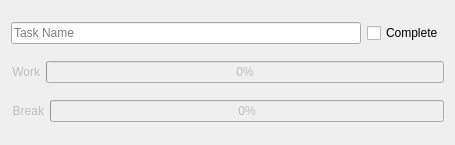
The window that task.ui (HousedHorse/pomodoro) describes before a commit, drawn with Qt 5.
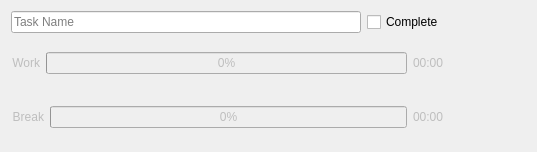
The same window after the commit.

What changed in the file:
```diff
--- a/task.ui
+++ b/task.ui
@@ -6,8 +6,8 @@
    <rect>
     <x>0</x>
     <y>0</y>
-    <width>352</width>
-    <height>145</height>
+    <width>537</width>
+    <height>152</height>
    </rect>
   </property>
   <property name="windowTitle">
@@ -57,6 +57,22 @@
        </property>
       </widget>
      </item>
+     <item>
+      <widget class="QLabel" name="breakTime">
+       <property name="enabled">
+        <bool>false</bool>
+       </property>
+       <property name="sizePolicy">
+        <sizepolicy hsizetype="Fixed" vsizetype="Preferred">
+         <horstretch>0</horstretch>
+         <verstretch>0</verstretch>
+        </sizepolicy>
+       </property>
+       <property name="text">
+        <string>00:00</string>
+       </property>
+      </widget>
+     </item>
     </layout>
    </item>
    <item row="0" column="1">
@@ -166,6 +182,22 @@
        </property>
       </widget>
      </item>
+     <item>
+      <widget class="QLabel" name="workTime">
+       <property name="enabled">
+        <bool>false</bool>
+       </property>
+       <property name="sizePolicy">
+        <sizepolicy hsizetype="Fixed" vsizetype="Preferred">
+         <horstretch>0</horstretch>
+         <verstretch>0</verstretch>
+        </sizepolicy>
+       </property>
+       <property name="text">
+        <string>00:00</string>
+       </property>
+      </widget>
+     </item>
     </layout>
    </item>
   </layout>
```
